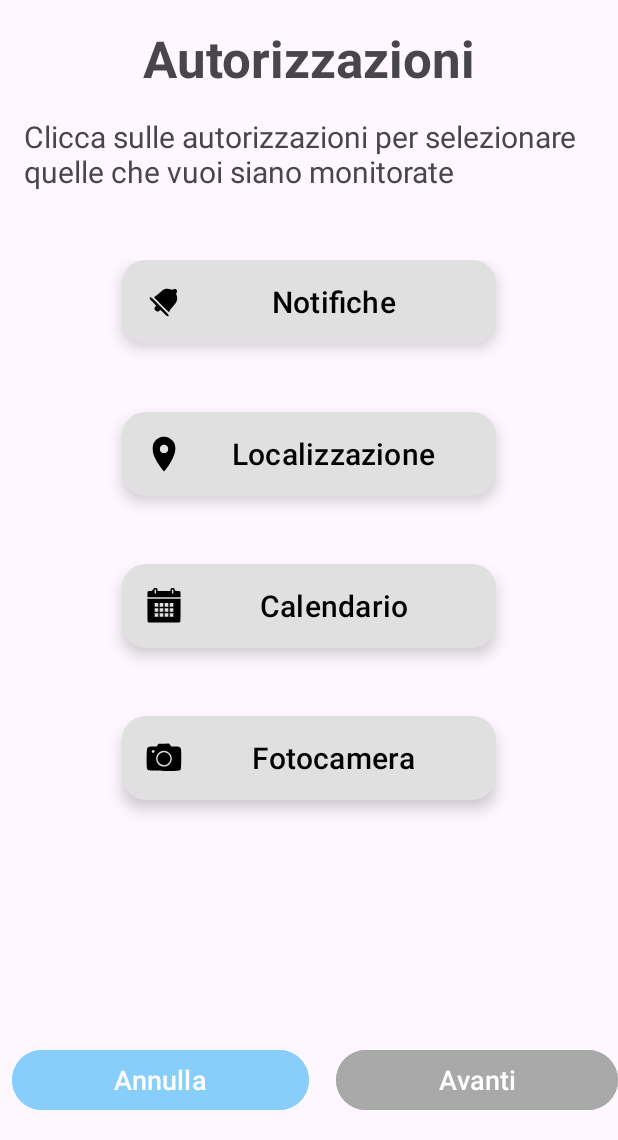
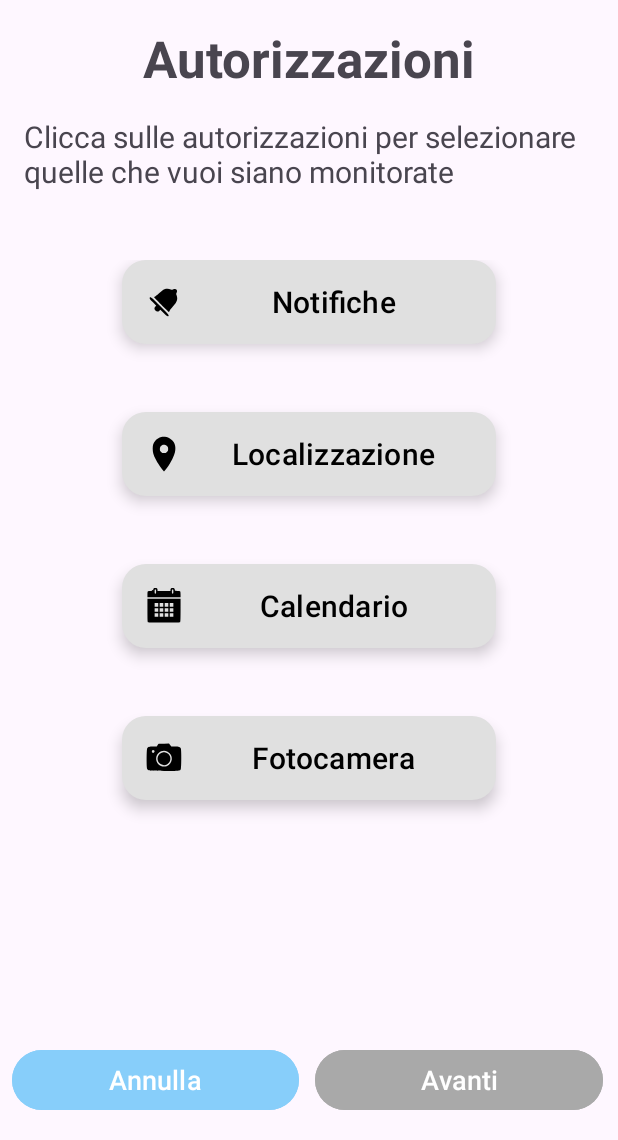
Before and after one commit to AleDeGregorio/PrivacyManager, an Android app: the PermissionsSelectionActivity screen opened directly, with no data from a screen before it, on a phone screen of 412 x 824 dp, the part 96-1236 px from its top. Run offline under Robolectric (Android 15) with nearby library versions, the phone set to English and light mode, and no system bars.

Commit message:
fix: buttons position

```diff
--- a/app/src/main/res/layout/activity_permissions_selection.xml
+++ b/app/src/main/res/layout/activity_permissions_selection.xml
@@ -162,11 +162,11 @@
         <Button
             android:id="@+id/cancel_button"
             style="?android:attr/buttonBarButtonStyle"
-            android:layout_width="wrap_content"
+            android:layout_width="@dimen/button_width"
             android:layout_height="wrap_content"
             android:layout_weight="1"
             android:backgroundTint="@color/cancel"
-            android:layout_marginEnd="10dp"
+            android:layout_marginEnd="5dp"
             android:textSize="18sp"
             android:text="@string/cancel_button"
             android:textColor="@color/white" />
@@ -174,8 +174,10 @@
         <Button
             android:id="@+id/forward_button"
             style="?android:attr/buttonBarButtonStyle"
-            android:layout_width="wrap_content"
+            android:layout_width="@dimen/button_width"
             android:layout_height="wrap_content"
+            android:layout_marginStart="5dp"
+            android:layout_marginEnd="10dp"
             android:layout_weight="1"
             android:text="@string/forward_button"
             android:backgroundTint="@color/dark_grey"
--- a/app/src/main/res/values/dimension.xml
+++ b/app/src/main/res/values/dimension.xml
@@ -11,4 +11,5 @@
     <dimen name="permission_margin_start">40dp</dimen>
     <dimen name="permission_margin_top">42dp</dimen>
     <dimen name="popup_margin_bottom">75dp</dimen>
+    <dimen name="button_width">100dp</dimen>
 </resources>
```
Also changed, not shown: app/src/main/res/layout/activity_rule_definition.xml (+5 -5 lines), app/src/main/res/layout/popup_delete_rule.xml (+4 -3 lines), app/src/main/res/layout/popup_new_rule.xml (+4 -3 lines), app/src/main/res/layout/popup_save_rule.xml (+4 -3 lines), app/src/main/res/layout/popup_start_rule.xml (+4 -3 lines).
